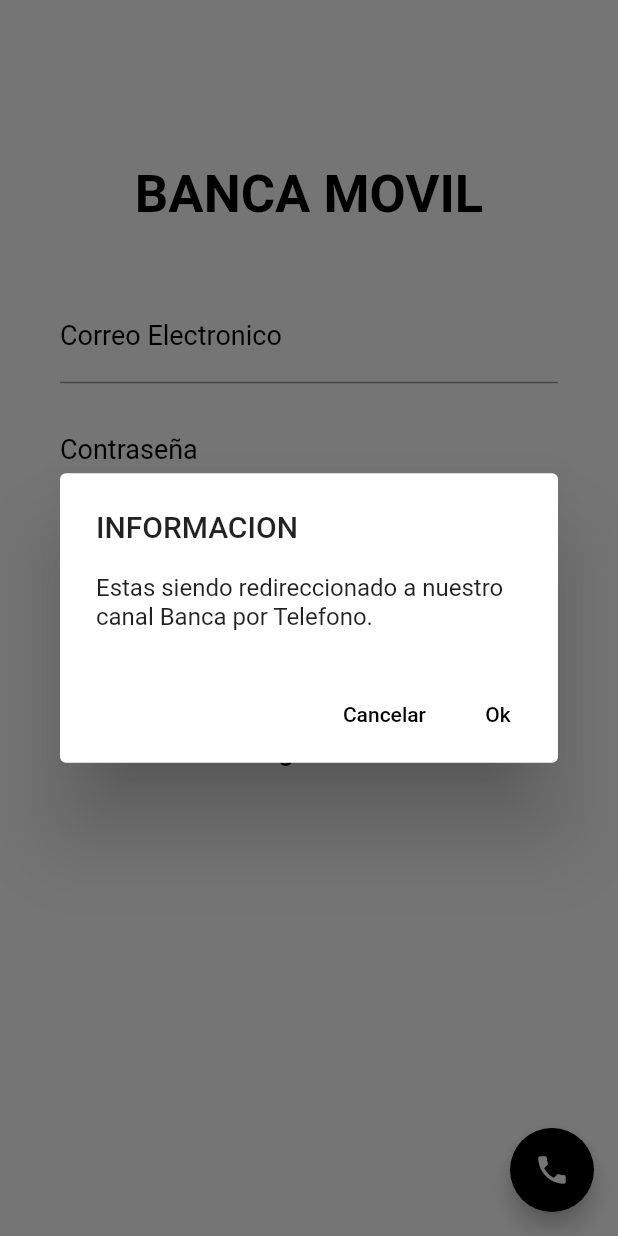
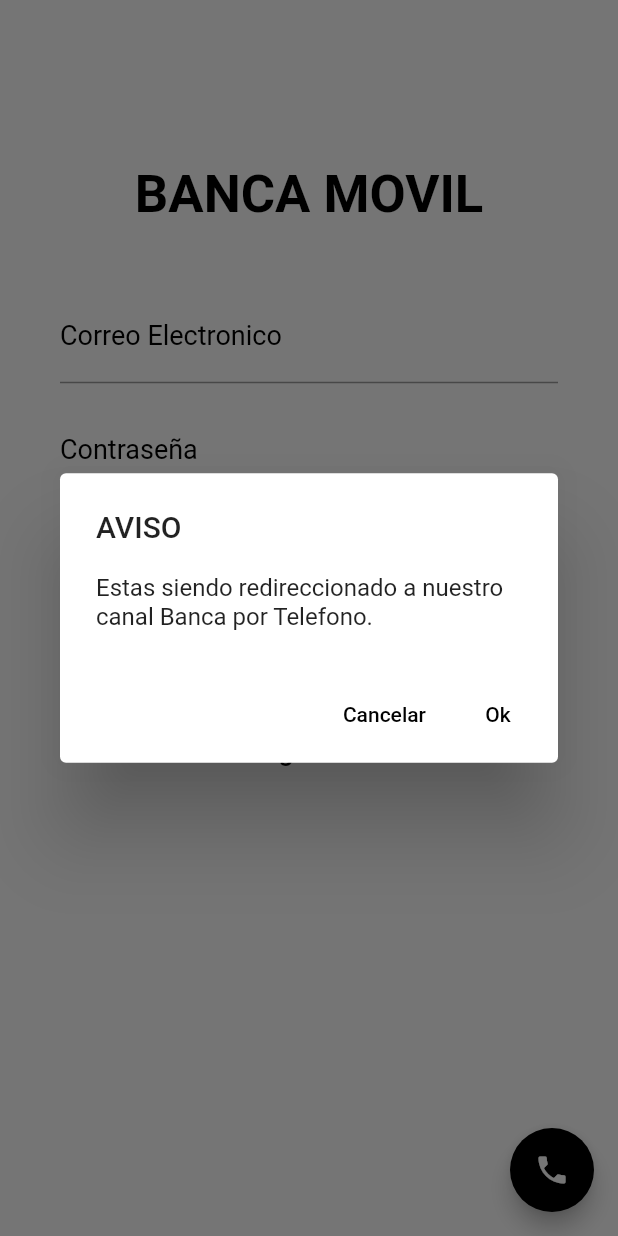
Before and after one commit to Nil-Medina/flutter_banca_movil, a Flutter app: the screen it shows after launch, after a tap on the "phone" icon, on a phone screen of 412 x 824 dp. Run offline on Flutter 3.47's test engine with Material 2 defaults, Android fonts, the phone set to English and light mode, and no system bars.

Commit message:
version1

```diff
--- a/lib/main.dart
+++ b/lib/main.dart
@@ -72,7 +72,7 @@ class _MyHomePageState extends State<MyHomePage> {
       barrierDismissible: false,
       builder: (BuildContext context) => AlertDialog(
         title: const Text(
-          "INFORMACION",
+          "AVISO",
           style: TextStyle(
             fontSize: 20,
           ),
```
